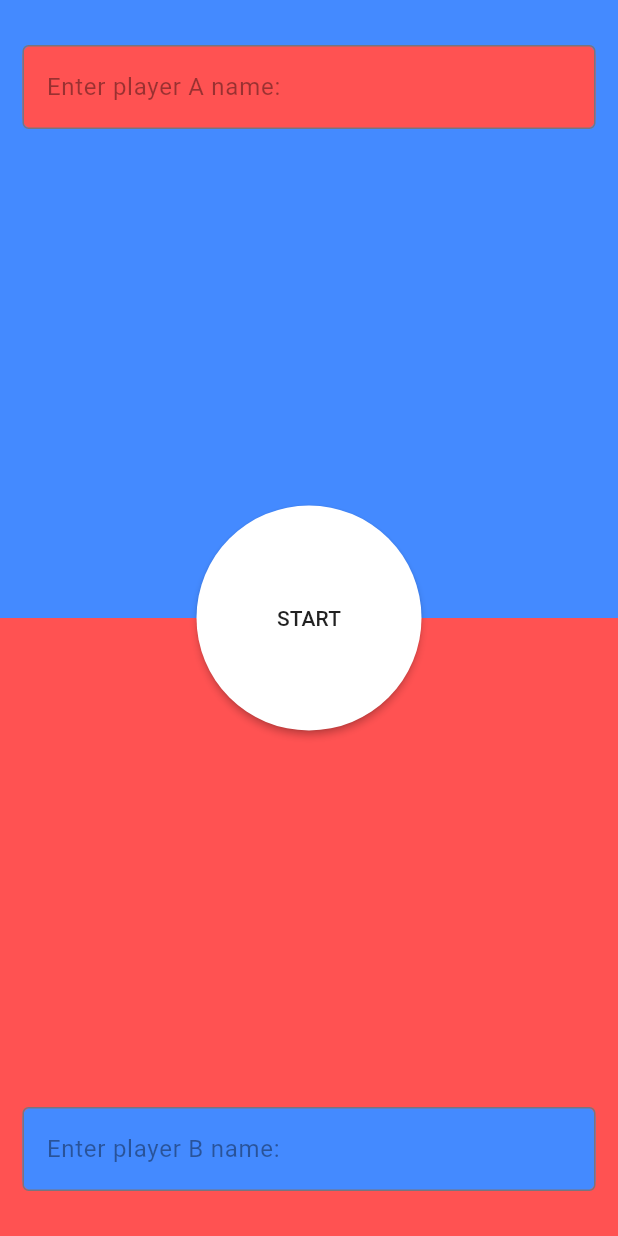
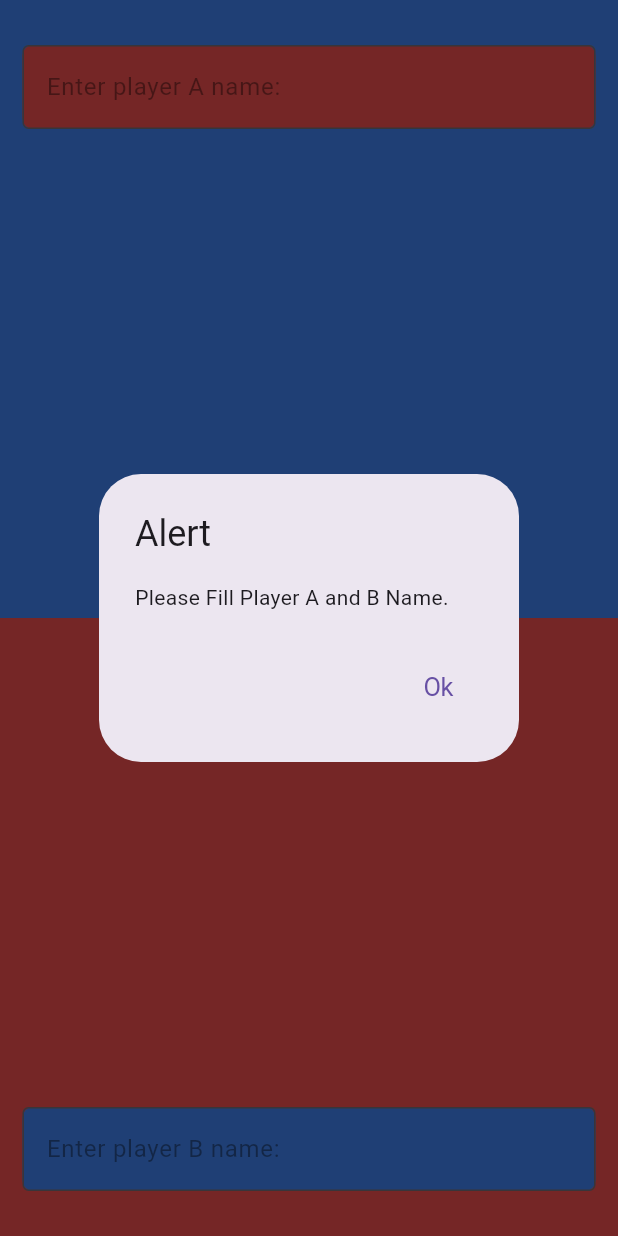
Before and after one commit to waterblaze43/flutterGame, a Flutter app: the screen it shows after launch, after a tap on "START", on a phone screen of 412 x 824 dp. Run offline on Flutter 3.47's test engine with Material 3 defaults, Android fonts, the phone set to English and light mode, and no system bars; our stand-ins replace audioplayers.

Commit message:
Update main.dart

```diff
--- a/lib/main.dart
+++ b/lib/main.dart
@@ -1,3 +1,4 @@
+import "package:flutter/cupertino.dart";
 import "package:flutter/material.dart";
 import "package:flutter/services.dart";
 import 'package:audioplayers/audioplayers.dart';
@@ -20,7 +21,11 @@ class MainPage extends StatelessWidget {
 
   @override
   Widget build(BuildContext context) {
-    return Scaffold(
+    return GestureDetector(
+      onTap: () {
+        FocusScope.of(context).unfocus();
+      },
+      child: Scaffold(
           body: Stack(
         alignment: Alignment.bottomCenter,
         children: [
@@ -48,11 +53,13 @@ class MainPage extends StatelessWidget {
           SafeArea(
             child: Align(
               alignment: Alignment.bottomCenter,
-            child: nameEntry(context, "B", textControllerB, Colors.blueAccent),
+              child:
+                  nameEntry(context, "B", textControllerB, Colors.blueAccent),
             ),
           ),
         ],
-    ));
+      )),
+    );
   }
 
   Widget nameEntry(BuildContext context, String player,
@@ -85,6 +92,22 @@ class MainPage extends StatelessWidget {
                   builder: (context) => GamePage(
                       playerA: textControllerA.text,
                       playerB: textControllerB.text)));
+        } else {
+          showDialog(
+              context: context,
+              barrierDismissible: false,
+              builder: (context) => AlertDialog(
+                    title: Text("Alert"),
+                    content: Text(
+                        "Please Fill Player ${textControllerA.text == "" && textControllerB.text == "" ? "A and B" : textControllerA.text == "" ? "A" : "B"} Name."),
+                    actions: [
+                      CupertinoButton(
+                          child: Text("Ok"),
+                          onPressed: () {
+                            Navigator.pop(context);
+                          })
+                    ],
+                  ));
         }
       },
       height: 150,
```
Lines whose indentation alone changed are shown as unchanged.
